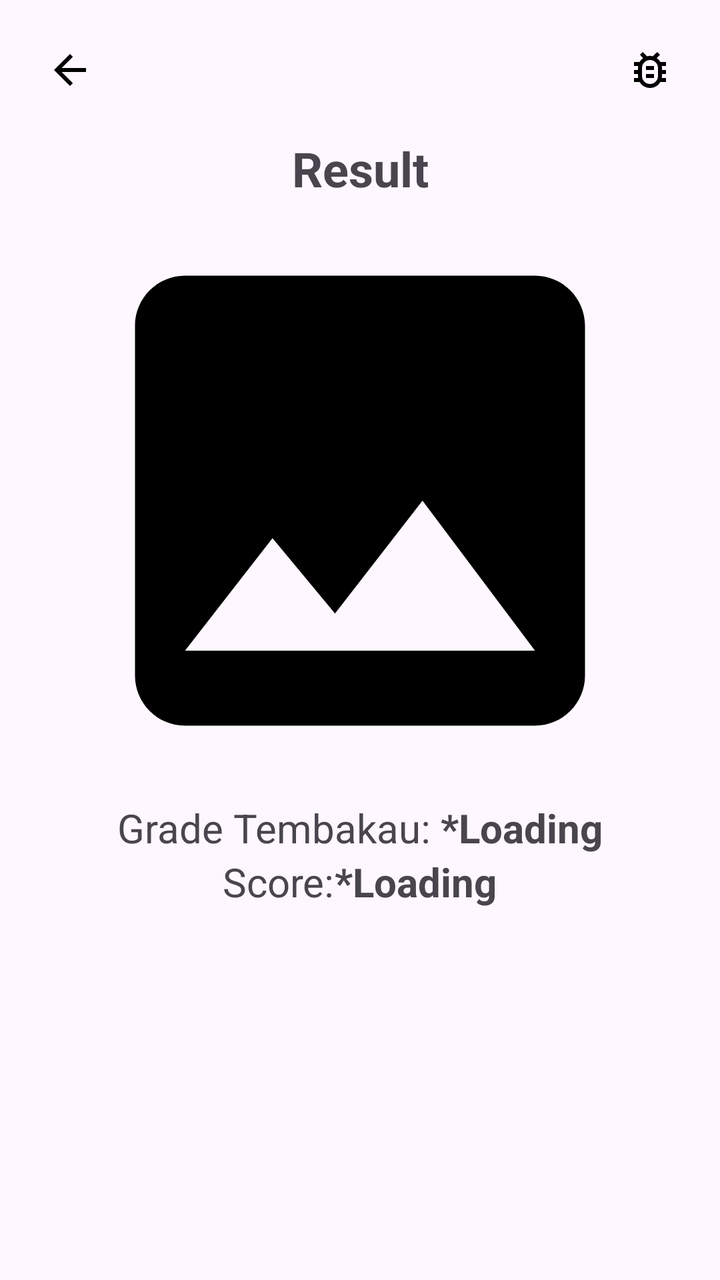
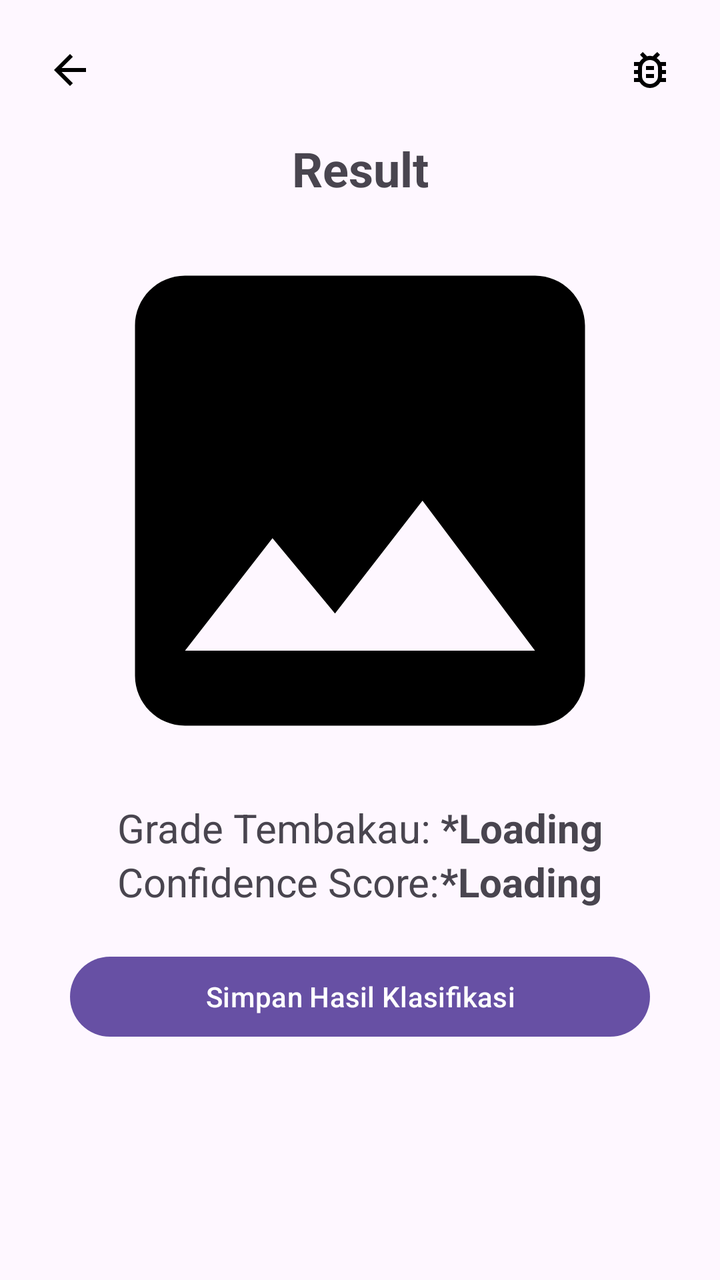

Two renders of the same Android screen: before a commit and after it. Below are the layout's source before the change and the commit's diff.
<!-- AndroidManifest.xml: application theme Theme.KlasifikasiGradeTembakau -->
<!-- res/layout/activity_classifier_result.xml -->
<?xml version="1.0" encoding="utf-8"?>
<androidx.constraintlayout.widget.ConstraintLayout xmlns:android="http://schemas.android.com/apk/res/android"
    xmlns:app="http://schemas.android.com/apk/res-auto"
    xmlns:tools="http://schemas.android.com/tools"
    android:id="@+id/main"
    android:layout_width="match_parent"
    android:layout_height="match_parent"
    android:padding="10dp"
    tools:context=".activity.ClassifierResultActivity">

    <ImageButton
        android:id="@+id/btnBack"
        android:layout_width="50dp"
        android:layout_height="50dp"
        android:background="@null"
        android:src="@drawable/outline_arrow_back"
        app:layout_constraintStart_toStartOf="parent"
        app:layout_constraintTop_toTopOf="parent" />

    <ImageButton
        android:id="@+id/btnDebugActivity"
        android:layout_width="50dp"
        android:layout_height="50dp"
        app:layout_constraintEnd_toEndOf="parent"
        android:background="@null"
        android:src="@drawable/outline_bug_report_24"
        app:layout_constraintTop_toTopOf="parent"
        tools:layout_editor_absoluteY="10dp" />

    <TextView
        android:id="@+id/tvResultLabel"
        android:layout_width="wrap_content"
        android:layout_height="wrap_content"
        android:layout_marginTop="8dp"
        android:text="Result"
        android:textSize="24sp"
        android:textStyle="bold"
        app:layout_constraintEnd_toEndOf="parent"
        app:layout_constraintStart_toStartOf="parent"
        app:layout_constraintTop_toBottomOf="@+id/btnBack" />

    <ImageView
        android:id="@+id/imCitra"
        android:layout_width="300dp"
        android:layout_height="300dp"
        android:src="@drawable/baseline_image_24"
        app:layout_constraintEnd_toEndOf="parent"
        app:layout_constraintStart_toStartOf="parent"
        app:layout_constraintTop_toBottomOf="@id/tvResultLabel" />

    <LinearLayout
        android:id="@+id/tvHasilKlasifikasi"
        android:layout_width="match_parent"
        android:layout_height="wrap_content"
        android:gravity="center"
        app:layout_constraintTop_toBottomOf="@+id/imCitra">

        <TextView
            android:id="@+id/tobaccoGradeLabel"
            android:layout_width="wrap_content"
            android:layout_height="wrap_content"
            android:text="Grade Tembakau: "
            android:textSize="20sp"
            android:textStyle="normal" />

        <TextView
            android:id="@+id/gradeLetter"
            android:layout_width="wrap_content"
            android:layout_height="wrap_content"
            android:text="*Loading"
            android:textSize="20sp"
            android:textStyle="bold" />

    </LinearLayout>

    <LinearLayout
        android:id="@+id/tvNilaiAkurasi"
        android:layout_width="match_parent"
        android:layout_height="wrap_content"
        android:gravity="center"
        android:orientation="horizontal"
        app:layout_constraintTop_toBottomOf="@+id/tvHasilKlasifikasi">

        <TextView
            android:layout_width="wrap_content"
            android:layout_height="wrap_content"
            android:text="Score:"
            android:textSize="20sp"
            android:textStyle="normal" />

        <TextView
            android:id="@+id/tvScore"
            android:layout_width="wrap_content"
            android:layout_height="wrap_content"
            android:text="*Loading"
            android:textSize="20sp"
            android:textStyle="bold" />
    </LinearLayout>

























</androidx.constraintlayout.widget.ConstraintLayout>
<!-- resources referenced by this layout -->
<resources>
  <!-- drawable baseline_image_24 (drawable) -->
  <vector xmlns:android="http://schemas.android.com/apk/res/android" android:height="24dp" android:tint="#000000" android:viewportHeight="24" android:viewportWidth="24" android:width="24dp">
        
      <path android:fillColor="@android:color/white" android:pathData="M21,19V5c0,-1.1 -0.9,-2 -2,-2H5c-1.1,0 -2,0.9 -2,2v14c0,1.1 0.9,2 2,2h14c1.1,0 2,-0.9 2,-2zM8.5,13.5l2.5,3.01L14.5,12l4.5,6H5l3.5,-4.5z"/>
      
  </vector>
  <!-- drawable outline_arrow_back (drawable) -->
  <vector xmlns:android="http://schemas.android.com/apk/res/android" android:autoMirrored="true" android:height="24dp" android:tint="#000000" android:viewportHeight="960" android:viewportWidth="960" android:width="24dp">
        
      <path android:fillColor="@android:color/white" android:pathData="M313,520L537,744L480,800L160,480L480,160L537,216L313,440L800,440L800,520L313,520Z"/>
      
  </vector>
  <!-- drawable outline_bug_report_24 (drawable) -->
  <vector xmlns:android="http://schemas.android.com/apk/res/android" android:height="24dp" android:tint="#000000" android:viewportHeight="960" android:viewportWidth="960" android:width="24dp">
        
      <path android:fillColor="@android:color/white" android:pathData="M480,760Q546,760 593,713Q640,666 640,600L640,440Q640,374 593,327Q546,280 480,280Q414,280 367,327Q320,374 320,440L320,600Q320,666 367,713Q414,760 480,760ZM400,640L560,640L560,560L400,560L400,640ZM400,480L560,480L560,400L400,400L400,480ZM480,520Q480,520 480,520Q480,520 480,520L480,520Q480,520 480,520Q480,520 480,520Q480,520 480,520Q480,520 480,520L480,520Q480,520 480,520Q480,520 480,520ZM480,840Q415,840 359.5,808Q304,776 272,720L160,720L160,640L244,640Q241,620 240.5,600Q240,580 240,560L160,560L160,480L240,480Q240,460 240.5,440Q241,420 244,400L160,400L160,320L272,320Q286,297 303.5,277Q321,257 344,242L280,176L336,120L422,206Q450,197 479,197Q508,197 536,206L624,120L680,176L614,242Q637,257 655.5,276.5Q674,296 688,320L800,320L800,400L716,400Q719,420 719.5,440Q720,460 720,480L800,480L800,560L720,560Q720,580 719.5,600Q719,620 716,640L800,640L800,720L688,720Q656,776 600.5,808Q545,840 480,840Z"/>
      
  </vector>
  <style name="Theme.KlasifikasiGradeTembakau" parent="Base.Theme.KlasifikasiGradeTembakau" />
  <style name="Base.Theme.KlasifikasiGradeTembakau" parent="Theme.Material3.DayNight.NoActionBar">
          
          
      </style>
</resources>

<!-- the commit's change to res/layout/activity_classifier_result.xml (unified diff, before → after) -->
@@ -21,9 +21,9 @@
         android:id="@+id/btnDebugActivity"
         android:layout_width="50dp"
         android:layout_height="50dp"
-        app:layout_constraintEnd_toEndOf="parent"
         android:background="@null"
         android:src="@drawable/outline_bug_report_24"
+        app:layout_constraintEnd_toEndOf="parent"
         app:layout_constraintTop_toTopOf="parent"
         tools:layout_editor_absoluteY="10dp" />
 
@@ -49,76 +49,95 @@
         app:layout_constraintTop_toBottomOf="@id/tvResultLabel" />
 
     <LinearLayout
-        android:id="@+id/tvHasilKlasifikasi"
         android:layout_width="match_parent"
         android:layout_height="wrap_content"
-        android:gravity="center"
-        app:layout_constraintTop_toBottomOf="@+id/imCitra">
+        app:layout_constraintEnd_toEndOf="parent"
+        android:orientation="vertical"
+        android:layout_marginHorizontal="25dp"
+        app:layout_constraintStart_toStartOf="parent"
+        app:layout_constraintTop_toBottomOf="@id/imCitra">
 
-        <TextView
-            android:id="@+id/tobaccoGradeLabel"
-            android:layout_width="wrap_content"
+        <LinearLayout
+            android:id="@+id/tvHasilKlasifikasi"
+            android:layout_width="match_parent"
             android:layout_height="wrap_content"
-            android:text="Grade Tembakau: "
-            android:textSize="20sp"
-            android:textStyle="normal" />
+            android:gravity="center">
 
-        <TextView
-            android:id="@+id/gradeLetter"
-            android:layout_width="wrap_content"
+            <TextView
+                android:id="@+id/tobaccoGradeLabel"
+                android:layout_width="wrap_content"
+                android:layout_height="wrap_content"
+                android:text="Grade Tembakau: "
+                android:textSize="20sp"
+                android:textStyle="normal" />
+
+            <TextView
+                android:id="@+id/gradeLetter"
+                android:layout_width="wrap_content"
+                android:layout_height="wrap_content"
+                android:text="*Loading"
+                android:textSize="20sp"
+                android:textStyle="bold" />
+
+        </LinearLayout>
+
+        <LinearLayout
+            android:id="@+id/tvNilaiAkurasi"
+            android:layout_width="match_parent"
             android:layout_height="wrap_content"
-            android:text="*Loading"
-            android:textSize="20sp"
-            android:textStyle="bold" />
+            android:gravity="center"
+            android:orientation="horizontal"
+            app:layout_constraintTop_toBottomOf="@+id/tvHasilKlasifikasi">
+
+            <TextView
+                android:layout_width="wrap_content"
+                android:layout_height="wrap_content"
+                android:text="Confidence Score:"
+                android:textSize="20sp"
+                android:textStyle="normal" />
+
+            <TextView
+                android:id="@+id/tvScore"
+                android:layout_width="wrap_content"
+                android:layout_height="wrap_content"
+                android:text="*Loading"
+                android:textSize="20sp"
+                android:textStyle="bold" />
+
+        </LinearLayout>
+
+        <Button
+            android:id="@+id/btnSaveResult"
+            android:layout_width="match_parent"
+            android:layout_height="wrap_content"
+            android:layout_marginTop="20dp"
+            android:text="Simpan Hasil Klasifikasi"/>
 
     </LinearLayout>
 
-    <LinearLayout
-        android:id="@+id/tvNilaiAkurasi"
-        android:layout_width="match_parent"
-        android:layout_height="wrap_content"
-        android:gravity="center"
-        android:orientation="horizontal"
-        app:layout_constraintTop_toBottomOf="@+id/tvHasilKlasifikasi">
 
-        <TextView
-            android:layout_width="wrap_content"
-            android:layout_height="wrap_content"
-            android:text="Score:"
-            android:textSize="20sp"
-            android:textStyle="normal" />
+    
+    
+    
+    
+    
+    
+    
 
-        <TextView
-            android:id="@+id/tvScore"
-            android:layout_width="wrap_content"
-            android:layout_height="wrap_content"
-            android:text="*Loading"
-            android:textSize="20sp"
-            android:textStyle="bold" />
-    </LinearLayout>
+    
+    
+    
+    
+    
+    
 
-
-
-
-
-
-
-
-
-
-
-
-
-
-
-
-
-
-
-
-
-
-
-
+    
+    
+    
+    
+    
+    
+    
+    
 
 </androidx.constraintlayout.widget.ConstraintLayout>
